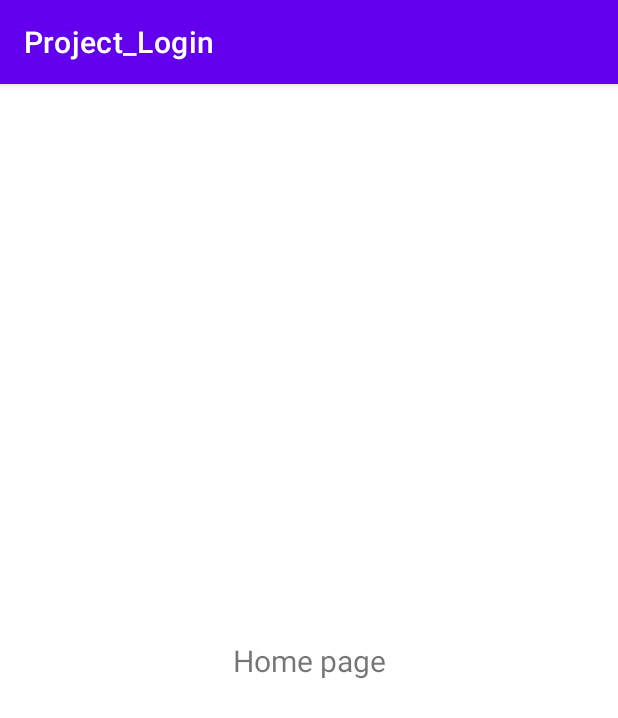
After one commit to Jiyur/Project_Coffee, an Android app: the HomePageActivity screen opened directly, with no data from a screen before it, on a phone screen of 412 x 824 dp. The commit adds this screen. Shown: the top 718 px of the screen. Run offline under Robolectric (Android 15) with nearby library versions, the phone set to English and light mode, and no system bars.

```diff
--- /dev/null
+++ b/app/src/main/java/com/example/project_login/Activities/HomePageActivity.java
@@ -0,0 +1,16 @@
+package com.example.project_login.Activities;
+
+import androidx.appcompat.app.AppCompatActivity;
+
+import android.os.Bundle;
+
+import com.example.project_login.R;
+
+public class HomePageActivity extends AppCompatActivity {
+
+    @Override
+    protected void onCreate(Bundle savedInstanceState) {
+        super.onCreate(savedInstanceState);
+        setContentView(R.layout.activity_home_page);
+    }
+}
--- a/app/src/main/java/com/example/project_login/Activities/MainActivity.java
+++ b/app/src/main/java/com/example/project_login/Activities/MainActivity.java
@@ -47,5 +47,7 @@ public class MainActivity extends AppCompatActivity {
             }
         },SPLASH_SCREEN);
 
+
+
     }
 }
--- a/app/src/main/java/com/example/project_login/Activities/SendOTPActivity.java
+++ b/app/src/main/java/com/example/project_login/Activities/SendOTPActivity.java
@@ -32,6 +32,7 @@ public class SendOTPActivity extends AppCompatActivity {
         final Button buttonGetOTP=findViewById(R.id.getOTP_BTN);
         final ProgressBar progressBar=findViewById(R.id.progressBar);
 
+        inputMobile.setText(getIntent().getStringExtra("mobile_phone"));
         mAuth=FirebaseAuth.getInstance();
         buttonGetOTP.setOnClickListener(new View.OnClickListener() {
             @Override
--- /dev/null
+++ b/app/src/main/res/layout/activity_home_page.xml
@@ -0,0 +1,19 @@
+<?xml version="1.0" encoding="utf-8"?>
+<androidx.constraintlayout.widget.ConstraintLayout xmlns:android="http://schemas.android.com/apk/res/android"
+    xmlns:app="http://schemas.android.com/apk/res-auto"
+    xmlns:tools="http://schemas.android.com/tools"
+    android:layout_width="match_parent"
+    android:layout_height="match_parent"
+    tools:context=".Activities.HomePageActivity">
+
+    <TextView
+        android:id="@+id/textView"
+        android:layout_width="wrap_content"
+        android:layout_height="wrap_content"
+        android:text="Home page"
+        android:textSize="20sp"
+        app:layout_constraintBottom_toBottomOf="parent"
+        app:layout_constraintEnd_toEndOf="parent"
+        app:layout_constraintStart_toStartOf="parent"
+        app:layout_constraintTop_toTopOf="parent" />
+</androidx.constraintlayout.widget.ConstraintLayout>
--- a/app/src/main/res/layout/signup_tab_fragment.xml
+++ b/app/src/main/res/layout/signup_tab_fragment.xml
@@ -32,7 +32,7 @@
     <EditText
         android:drawablePadding="10dp"
         android:drawableLeft="@drawable/ic_baseline_phone_24"
-        android:id="@+id/phone"
+        android:id="@+id/phone_reg"
         android:layout_width="0dp"
         android:layout_height="wrap_content"
         android:layout_marginTop="20dp"
@@ -75,7 +75,7 @@
         app:layout_constraintEnd_toEndOf="parent"
         app:layout_constraintHeight_percent=".8"
         app:layout_constraintStart_toStartOf="parent"
-        app:layout_constraintTop_toBottomOf="@+id/phone"
+        app:layout_constraintTop_toBottomOf="@+id/phone_reg"
         app:layout_constraintWidth_percent=".8">
 
     </EditText>
```
Also changed, not shown: app/src/main/AndroidManifest.xml (+4 -6 lines), app/src/main/java/com/example/project_login/Activities/LoginActivity.java (+3 -12 lines), app/src/main/java/com/example/project_login/Activities/VerifyOTPActivity.java (+7 -1 lines), app/src/main/java/com/example/project_login/DTO/User.java (added, +58 -0 lines), app/src/main/java/com/example/project_login/Fragment/LoginTabFragment.java (+51 -0 lines), app/src/main/java/com/example/project_login/Fragment/SignupTabFragment.java (+39 -5 lines).
